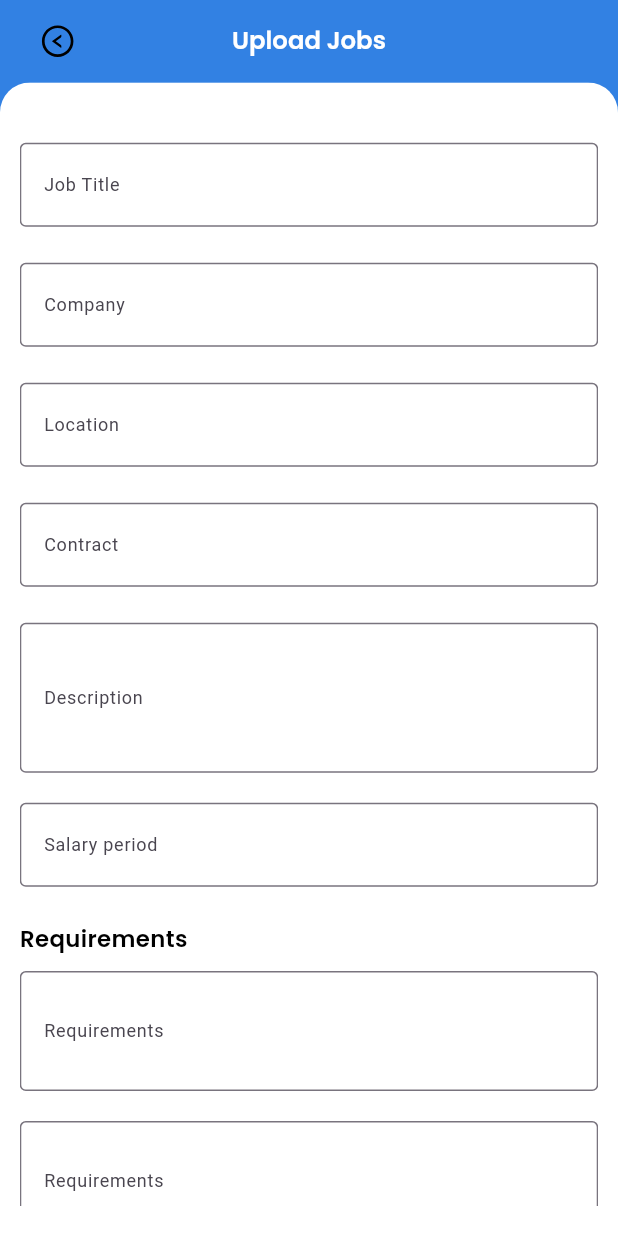
After one commit to phamhuuloc219/job_app, a Flutter app: the AddJobs screen opened directly, on a phone screen of 412 x 824 dp. The commit adds this screen. Run offline on Flutter 3.47's test engine with Material 3 defaults, Android fonts, the phone set to English and light mode, and no system bars; our stand-ins replace cached_network_image, firebase_core, firebase_storage, flutter_animate, flutter_screenutil, flutter_svg and 8 more; accounts and stored records are empty.

Commit message:
feat: design screen upload job

```diff
--- a/lib/views/common/styled_container.dart
+++ b/lib/views/common/styled_container.dart
@@ -3,10 +3,10 @@ import 'package:flutter/material.dart';
 Widget buildStyleContainer(BuildContext context, Widget child) {
   return Container(
       decoration: const BoxDecoration(
-          image: DecorationImage(
-              image: AssetImage('assets/images/jobs.png'),
-              fit: BoxFit.cover,
-              opacity: 0.35),
+          // image: DecorationImage(
+          //     image: AssetImage('assets/images/jobs.png'),
+          //     fit: BoxFit.cover,
+          //     opacity: 0.35),
           borderRadius: BorderRadius.all(Radius.circular(9))),
       child: child);
 }
--- a/lib/views/screens/auth/profile_screen.dart
+++ b/lib/views/screens/auth/profile_screen.dart
@@ -20,6 +20,7 @@ import 'package:job_app/views/screens/auth/non_user.dart';
 import 'package:job_app/views/screens/auth/widgets/circular_avatar.dart';
 import 'package:job_app/views/screens/auth/widgets/edit_button.dart';
 import 'package:job_app/views/screens/auth/widgets/skill_widget.dart';
+import 'package:job_app/views/screens/job/add_jobs.dart';
 import 'package:provider/provider.dart';
 import 'package:shared_preferences/shared_preferences.dart';
 
@@ -248,7 +249,9 @@ class _ProfileScreenState extends State<ProfileScreen> {
                                     width: width,
                                     text: "Add Jobs",
                                     color: Color(kOrange.value),
-                                    onTap: () {},
+                                    onTap: () {
+                                      Get.to(()=> const AddJobs());
+                                    },
                                   ),
                                   HeightSpacer(size: 20),
 
--- /dev/null
+++ b/lib/views/screens/job/add_jobs.dart
@@ -0,0 +1,418 @@
+import 'package:flutter/material.dart';
+import 'package:flutter_screenutil/flutter_screenutil.dart';
+import 'package:job_app/constants/app_constants.dart';
+import 'package:job_app/views/common/BackBtn.dart';
+import 'package:job_app/views/common/app_bar.dart';
+import 'package:job_app/views/common/custom_outline_btn.dart';
+import 'package:job_app/views/common/custom_textfield.dart';
+import 'package:job_app/views/common/exports.dart';
+import 'package:job_app/views/common/height_spacer.dart';
+import 'package:job_app/views/common/styled_container.dart';
+
+class AddJobs extends StatefulWidget {
+  const AddJobs({super.key});
+
+  @override
+  State<AddJobs> createState() => _AddJobsState();
+}
+
+class _AddJobsState extends State<AddJobs> {
+  TextEditingController title = TextEditingController();
+  TextEditingController company = TextEditingController();
+  TextEditingController location = TextEditingController();
+  TextEditingController salary = TextEditingController();
+  TextEditingController contract = TextEditingController();
+  TextEditingController description = TextEditingController();
+  TextEditingController period = TextEditingController();
+  TextEditingController imageUrl = TextEditingController();
+  TextEditingController rq1 = TextEditingController();
+  TextEditingController rq2 = TextEditingController();
+  TextEditingController rq3 = TextEditingController();
+  TextEditingController rq4 = TextEditingController();
+  TextEditingController rq5 = TextEditingController();
+  @override
+  Widget build(BuildContext context) {
+    return Scaffold(
+      backgroundColor: Color(kNewBlue.value),
+      appBar: PreferredSize(
+          preferredSize: Size.fromHeight(50.w),
+          child: CustomAppBar(
+            color: Color(kNewBlue.value),
+              text: 'Upload Jobs',
+              child: BackBtn(),
+          ),
+      ),
+      body: Stack(
+        children: [
+          Positioned(
+            top: 0,
+            left: 0,
+            bottom: 0,
+            right: 0,
+            child: Container(
+              decoration: BoxDecoration(
+                borderRadius: const BorderRadius.only(
+                  topLeft: Radius.circular(20),
+                  topRight: Radius.circular(20),
+                ),
+                color: Color(kLight.value),
+              ),
+              child: buildStyleContainer(
+                  context,
+                  Padding(
+                    padding: EdgeInsets.symmetric(
+                      horizontal: 12.w,
+                      vertical: 20,
+                    ),
+                    child: ListView(
+                      children: [
+                        const HeightSpacer(size: 20),
+
+                        // Title
+                        Padding(
+                          padding: const EdgeInsets.only(bottom: 8.0),
+                          child: Padding(
+                            padding: const EdgeInsets.only(bottom: 12.0),
+                            child: SizedBox(
+                              height: 60,
+                              child: TextFormField(
+                                controller: title,
+                                decoration: InputDecoration(
+                                  label: Text('Job Title',style: TextStyle(fontSize: 12 ),),
+                                  hintText: "Job Title",
+                                  hintStyle: TextStyle(color: Color(kDarkGrey.value), fontSize: 13),
+                                  border: OutlineInputBorder(),
+                                  focusedBorder: OutlineInputBorder(
+                                    borderSide: BorderSide(color: Colors.blue, width: 2),
+                                  ),
+                                ),
+                                validator: (value) {
+                                  if (value == null || value.isEmpty) {
+                                    return "Please fill the field";
+                                  }
+                                  return null;
+                                },
+                              ),
+                            ),
+                          ),
+                        ),
+
+                        // Company
+                        Padding(
+                          padding: const EdgeInsets.only(bottom: 8.0),
+                          child: Padding(
+                            padding: const EdgeInsets.only(bottom: 12.0),
+                            child: SizedBox(
+                              height: 60,
+                              child: TextFormField(
+                                controller: company,
+                                decoration: InputDecoration(
+                                  label: Text('Company',style: TextStyle(fontSize: 12 ),),
+                                  hintText: "Company",
+                                  hintStyle: TextStyle(color: Color(kDarkGrey.value), fontSize: 13),
+                                  border: OutlineInputBorder(),
+                                  focusedBorder: OutlineInputBorder(
+                                    borderSide: BorderSide(color: Colors.blue, width: 2),
+                                  ),
+                                ),
+                                validator: (value) {
+                                  if (value == null || value.isEmpty) {
+                                    return "Please fill the field";
+                                  }
+                                  return null;
+                                },
+                              ),
+                            ),
+                          ),
+                        ),
+
+                        // Location
+                        Padding(
+                          padding: const EdgeInsets.only(bottom: 8.0),
+                          child: Padding(
+                            padding: const EdgeInsets.only(bottom: 12.0),
+                            child: SizedBox(
+                              height: 60,
+                              child: TextFormField(
+                                controller: location,
+                                decoration: InputDecoration(
+                                  label: Text('Location',style: TextStyle(fontSize: 12 ),),
+                                  hintText: "Location",
+                                  hintStyle: TextStyle(color: Color(kDarkGrey.value), fontSize: 13),
+                                  border: OutlineInputBorder(),
+                                  focusedBorder: OutlineInputBorder(
+                                    borderSide: BorderSide(color: Colors.blue, width: 2),
+                                  ),
+                                ),
+                                validator: (value) {
+                                  if (value == null || value.isEmpty) {
+                                    return "Please fill the field";
+                                  }
+                                  return null;
+                                },
+                              ),
+                            ),
+                          ),
+                        ),
+
+                        // Contract
+                        Padding(
+                          padding: const EdgeInsets.only(bottom: 8.0),
+                          child: Padding(
+                            padding: const EdgeInsets.only(bottom: 12.0),
+                            child: SizedBox(
+                              height: 60,
+                              child: TextFormField(
+                                controller: contract,
+                                decoration: InputDecoration(
+                                  label: Text('Contract',style: TextStyle(fontSize: 12 ),),
+                                  hintText: "Contract",
+                                  hintStyle: TextStyle(color: Color(kDarkGrey.value), fontSize: 13),
+                                  border: OutlineInputBorder(),
+                                  focusedBorder: OutlineInputBorder(
+                                    borderSide: BorderSide(color: Colors.blue, width: 2),
+                                  ),
+                                ),
+                                validator: (value) {
+                                  if (value == null || value.isEmpty) {
+                                    return "Please fill the field";
+                                  }
+                                  return null;
+                                },
+                              ),
+                            ),
+                          ),
+                        ),
+
+                        // Description
+                        Padding(
+                          padding: const EdgeInsets.only(bottom: 8.0),
+                          child: Padding(
+                            padding: const EdgeInsets.only(bottom: 12.0),
+                            child: SizedBox(
+                              height: 100,
+                              child: TextFormField(
+                                maxLines: 3,
+                                controller: description,
+                                decoration: InputDecoration(
+                                  label: Text('Description',style: TextStyle(fontSize: 12 ),),
+                                  hintText: "Description",
+                                  hintStyle: TextStyle(color: Color(kDarkGrey.value), fontSize: 13),
+                                  border: OutlineInputBorder(),
+                                  focusedBorder: OutlineInputBorder(
+                                    borderSide: BorderSide(color: Colors.blue, width: 2),
+                                  ),
+                                ),
+                                validator: (value) {
+                                  if (value == null || value.isEmpty) {
+                                    return "Please fill the field";
+                                  }
+                                  return null;
+                                },
+                              ),
+                            ),
+                          ),
+                        ),
+
+                        // Period
+                        Padding(
+                          padding: const EdgeInsets.only(bottom: 8.0),
+                          child: Padding(
+                            padding: const EdgeInsets.only(bottom: 12.0),
+                            child: SizedBox(
+                              height: 60,
+                              child: TextFormField(
+                                controller: period,
+                                decoration: InputDecoration(
+                                  label: Text('Salary period',style: TextStyle(fontSize: 12 ),),
+                                  hintText: "Monthly | Annual | Weekly",
+                                  hintStyle: TextStyle(color: Color(kDarkGrey.value), fontSize: 13),
+                                  border: OutlineInputBorder(),
+                                  focusedBorder: OutlineInputBorder(
+                                    borderSide: BorderSide(color: Colors.blue, width: 2),
+                                  ),
+                                ),
+                                validator: (value) {
+                                  if (value == null || value.isEmpty) {
+                                    return "Please fill the field";
+                                  }
+                                  return null;
+                                },
+                              ),
+                            ),
+                          ),
+                        ),
+
+                        ReusableText(text: "Requirements", style: appStyle(15, Color(kDark.value), FontWeight.w600)),
+                        const HeightSpacer(size: 10),
+
+                        // Requirement 1
+                        Padding(
+                          padding: const EdgeInsets.only(bottom: 8.0),
+                          child: Padding(
+                            padding: const EdgeInsets.only(bottom: 12.0),
+                            child: SizedBox(
+                              height: 80,
+                              child: TextFormField(
+                                maxLines: 2,
+                                controller: rq1,
+                                decoration: InputDecoration(
+                                  label: Text('Requirements',style: TextStyle(fontSize: 12 ),),
+                                  hintText: "Requirements",
+                                  hintStyle: TextStyle(color: Color(kDarkGrey.value), fontSize: 13),
+                                  border: OutlineInputBorder(),
+                                  focusedBorder: OutlineInputBorder(
+                                    borderSide: BorderSide(color: Colors.blue, width: 2),
+                                  ),
+                                ),
+                                validator: (value) {
+                                  if (value == null || value.isEmpty) {
+                                    return "Please fill the field";
+                                  }
+                                  return null;
+                                },
+                              ),
+                            ),
+                          ),
+                        ),
+
+                        // Requirement 2
+                        Padding(
+                          padding: const EdgeInsets.only(bottom: 8.0),
+                          child: Padding(
+                            padding: const EdgeInsets.only(bottom: 12.0),
+                            child: SizedBox(
+                              height: 80,
+                              child: TextFormField(
+                                maxLines: 2,
+                                controller: rq2,
+                                decoration: InputDecoration(
+                                  label: Text('Requirements',style: TextStyle(fontSize: 12 ),),
+                                  hintText: "Requirements",
+                                  hintStyle: TextStyle(color: Color(kDarkGrey.value), fontSize: 13),
+                                  border: OutlineInputBorder(),
+                                  focusedBorder: OutlineInputBorder(
+                                    borderSide: BorderSide(color: Colors.blue, width: 2),
+                                  ),
+                                ),
+                                validator: (value) {
+                                  if (value == null || value.isEmpty) {
+                                    return "Please fill the field";
+                                  }
+                                  return null;
+                                },
+                              ),
+                            ),
+                          ),
+                        ),
+
+                        // Requirement 3
+                        Padding(
+                          padding: const EdgeInsets.only(bottom: 8.0),
+                          child: Padding(
+                            padding: const EdgeInsets.only(bottom: 12.0),
+                            child: SizedBox(
+                              height: 80,
+                              child: TextFormField(
+                                maxLines: 2,
+                                controller: rq3,
+                                decoration: InputDecoration(
+                                  label: Text('Requirements',style: TextStyle(fontSize: 12 ),),
+                                  hintText: "Requirements",
+                                  hintStyle: TextStyle(color: Color(kDarkGrey.value), fontSize: 13),
+                                  border: OutlineInputBorder(),
+                                  focusedBorder: OutlineInputBorder(
+                                    borderSide: BorderSide(color: Colors.blue, width: 2),
+                                  ),
+                                ),
+                                validator: (value) {
+                                  if (value == null || value.isEmpty) {
+                                    return "Please fill the field";
+                                  }
+                                  return null;
+                                },
+                              ),
+                            ),
+                          ),
+                        ),
+
+                        // Requirement 4
+                        Padding(
+                          padding: const EdgeInsets.only(bottom: 8.0),
+                          child: Padding(
+                            padding: const EdgeInsets.only(bottom: 12.0),
+                            child: SizedBox(
+                              height: 80,
+                              child: TextFormField(
+                                maxLines: 2,
+                                controller: rq4,
+                                decoration: InputDecoration(
+                                  label: Text('Requirements',style: TextStyle(fontSize: 12 ),),
+                                  hintText: "Requirements",
+                                  hintStyle: TextStyle(color: Color(kDarkGrey.value), fontSize: 13),
+                                  border: OutlineInputBorder(),
+                                  focusedBorder: OutlineInputBorder(
+                                    borderSide: BorderSide(color: Colors.blue, width: 2),
+                                  ),
+                                ),
+                                validator: (value) {
+                                  if (value == null || value.isEmpty) {
+                                    return "Please fill the field";
+                                  }
+                                  return null;
+                                },
+                              ),
+                            ),
+                          ),
+                        ),
+
+                        // Requirement 5
+                        Padding(
+                          padding: const EdgeInsets.only(bottom: 8.0),
+                          child: Padding(
+                            padding: const EdgeInsets.only(bottom: 12.0),
+                            child: SizedBox(
+                              height: 80,
+                              child: TextFormField(
+                                maxLines: 2,
+                                controller: rq5,
+                                decoration: InputDecoration(
+                                  label: Text('Requirements',style: TextStyle(fontSize: 12 ),),
+                                  hintText: "Requirements",
+                                  hintStyle: TextStyle(color: Color(kDarkGrey.value), fontSize: 13),
+                                  border: OutlineInputBorder(),
+                                  focusedBorder: OutlineInputBorder(
+                                    borderSide: BorderSide(color: Colors.blue, width: 2),
+                                  ),
+                                ),
+                                validator: (value) {
+                                  if (value == null || value.isEmpty) {
+                                    return "Please fill the field";
+                                  }
+                                  return null;
+                                },
+                              ),
+                            ),
+                          ),
+                        ),
+                        HeightSpacer(size: 20),
+
+                        CustomOutlineBtn(
+                          height: 40.h,
+                          width: width,
+                          text: "Submit",
+                          color: Color(kNewBlue.value),
+                          onTap: () {
+                          },
+                        ),
+                      ],
+                    ),
+                  ),
+              ),
+            ),
+          ),
+        ],
+      ),
+    );
+  }
+}
```
